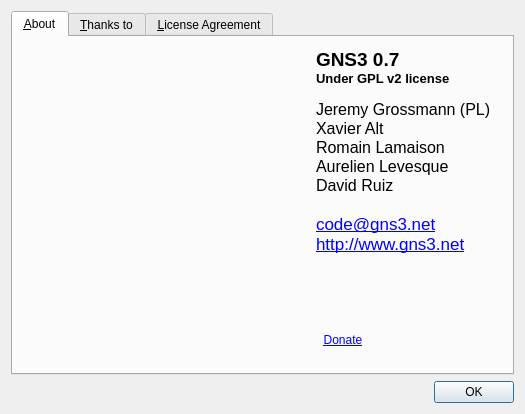
Before: the Qt Designer form src/GNS3/Ui/Form_About.ui in GNS3/gns3-legacy, drawn with Qt 5.
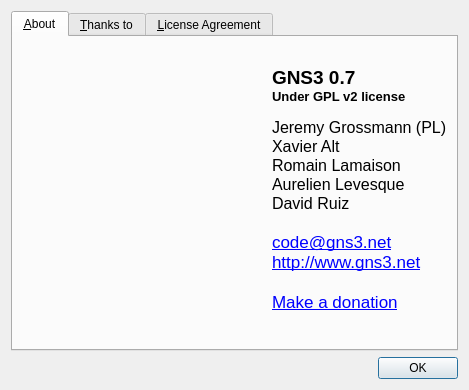
After: the same form once the commit is applied. Icons and pictures are not drawn.

Commit message: [FIXES] z values for nodes and clouds, color and font saving

Diff of the .ui file:
```diff
--- a/src/GNS3/Ui/Form_About.ui
+++ b/src/GNS3/Ui/Form_About.ui
@@ -6,8 +6,8 @@
    <rect>
     <x>0</x>
     <y>0</y>
-    <width>525</width>
-    <height>414</height>
+    <width>469</width>
+    <height>360</height>
    </rect>
   </property>
   <property name="windowTitle">
@@ -28,46 +28,20 @@
        <string>&amp;About</string>
       </attribute>
       <layout class="QGridLayout" name="gridLayout">
-       <item row="0" column="0" colspan="2">
-        <spacer name="horizontalSpacer_3">
-         <property name="orientation">
-          <enum>Qt::Horizontal</enum>
-         </property>
-         <property name="sizeHint" stdset="0">
-          <size>
-           <width>258</width>
-           <height>20</height>
-          </size>
-         </property>
-        </spacer>
-       </item>
-       <item row="5" column="0" colspan="3">
+       <item row="0" column="0" colspan="5">
         <spacer name="horizontalSpacer">
          <property name="orientation">
           <enum>Qt::Horizontal</enum>
          </property>
          <property name="sizeHint" stdset="0">
           <size>
-           <width>299</width>
+           <width>396</width>
            <height>20</height>
           </size>
          </property>
         </spacer>
        </item>
-       <item row="5" column="4" colspan="3">
-        <spacer name="horizontalSpacer_2">
-         <property name="orientation">
-          <enum>Qt::Horizontal</enum>
-         </property>
-         <property name="sizeHint" stdset="0">
-          <size>
-           <width>44</width>
-           <height>20</height>
-          </size>
-         </property>
-        </spacer>
-       </item>
-       <item row="2" column="1">
+       <item row="1" column="0">
         <widget class="QLabel" name="label">
          <property name="text">
           <string/>
@@ -77,7 +51,20 @@
          </property>
         </widget>
        </item>
-       <item row="0" column="3" rowspan="4" colspan="3">
+       <item row="1" column="1">
+        <spacer name="horizontalSpacer_4">
+         <property name="orientation">
+          <enum>Qt::Horizontal</enum>
+         </property>
+         <property name="sizeHint" stdset="0">
+          <size>
+           <width>40</width>
+           <height>20</height>
+          </size>
+         </property>
+        </spacer>
+       </item>
+       <item row="1" column="2" colspan="3">
         <widget class="QLabel" name="label_2">
          <property name="text">
           <string>&lt;!DOCTYPE HTML PUBLIC &quot;-//W3C//DTD HTML 4.0//EN&quot; &quot;http://www.w3.org/TR/REC-html40/strict.dtd&quot;&gt;
@@ -94,24 +81,26 @@
 &lt;p style=&quot; margin-top:0px; margin-bottom:0px; margin-left:0px; margin-right:0px; -qt-block-indent:0; text-indent:0px;&quot;&gt;&lt;span style=&quot; font-family:'Sans Serif'; font-size:12pt;&quot;&gt;David Ruiz&lt;/span&gt;&lt;/p&gt;
 &lt;p style=&quot;-qt-paragraph-type:empty; margin-top:0px; margin-bottom:0px; margin-left:0px; margin-right:0px; -qt-block-indent:0; text-indent:0px; font-family:'Sans Serif'; font-size:12pt;&quot;&gt;&lt;/p&gt;
 &lt;p style=&quot; margin-top:0px; margin-bottom:0px; margin-left:0px; margin-right:0px; -qt-block-indent:0; text-indent:0px;&quot;&gt;&lt;a href=&quot;mailto:code@gns3.net&quot;&gt;&lt;span style=&quot; text-decoration: underline; color:#0000ff;&quot;&gt;code@gns3.net&lt;/span&gt;&lt;/a&gt;&lt;/p&gt;
-&lt;p style=&quot; margin-top:0px; margin-bottom:0px; margin-left:0px; margin-right:0px; -qt-block-indent:0; text-indent:0px;&quot;&gt;&lt;a href=&quot;http://www.gns3.net&quot;&gt;&lt;span style=&quot; text-decoration: underline; color:#0000ff;&quot;&gt;http://www.gns3.net&lt;/span&gt;&lt;/a&gt;&lt;/p&gt;&lt;/body&gt;&lt;/html&gt;</string>
+&lt;p style=&quot; margin-top:0px; margin-bottom:0px; margin-left:0px; margin-right:0px; -qt-block-indent:0; text-indent:0px;&quot;&gt;&lt;a href=&quot;http://www.gns3.net&quot;&gt;&lt;span style=&quot; text-decoration: underline; color:#0000ff;&quot;&gt;http://www.gns3.net&lt;/span&gt;&lt;/a&gt;&lt;/p&gt;
+&lt;p style=&quot;-qt-paragraph-type:empty; margin-top:0px; margin-bottom:0px; margin-left:0px; margin-right:0px; -qt-block-indent:0; text-indent:0px; text-decoration: underline; color:#0000ff;&quot;&gt;&lt;/p&gt;
+&lt;p style=&quot; margin-top:0px; margin-bottom:0px; margin-left:0px; margin-right:0px; -qt-block-indent:0; text-indent:0px;&quot;&gt;&lt;a href=&quot;http://sourceforge.net/donate/index.php?group_id=198152&quot;&gt;&lt;span style=&quot; text-decoration: underline; color:#0000ff;&quot;&gt;Make a donation&lt;/span&gt;&lt;/a&gt;&lt;/p&gt;&lt;/body&gt;&lt;/html&gt;</string>
          </property>
         </widget>
        </item>
-       <item row="0" column="2">
-        <spacer name="horizontalSpacer_4">
+       <item row="2" column="0" colspan="3">
+        <spacer name="horizontalSpacer_2">
          <property name="orientation">
           <enum>Qt::Horizontal</enum>
          </property>
          <property name="sizeHint" stdset="0">
           <size>
-           <width>40</width>
+           <width>301</width>
            <height>20</height>
           </size>
          </property>
         </spacer>
        </item>
-       <item row="4" column="3">
+       <item row="2" column="3">
         <widget class="QLabel" name="label_3">
          <property name="pixmap">
           <pixmap resource="../../../../gns3-artwork/svg_resources.qrc">:/images/project-support.jpg</pixmap>
@@ -121,16 +110,6 @@
          </property>
         </widget>
        </item>
-       <item row="5" column="3">
-        <widget class="QLabel" name="label_4">
-         <property name="text">
-          <string>&lt;div align=center&gt;&lt;a href=&quot;http://sourceforge.net/donate/index.php?group_id=198152&quot;&gt;Donate&lt;/a&gt;&lt;/div&gt;</string>
-         </property>
-         <property name="openExternalLinks">
-          <bool>true</bool>
-         </property>
-        </widget>
-       </item>
       </layout>
      </widget>
      <widget class="QWidget" name="tab_2">
```
Left out of the diff: 30 changed lines with no effect on the pictures. The commit also changes 39 other files.
